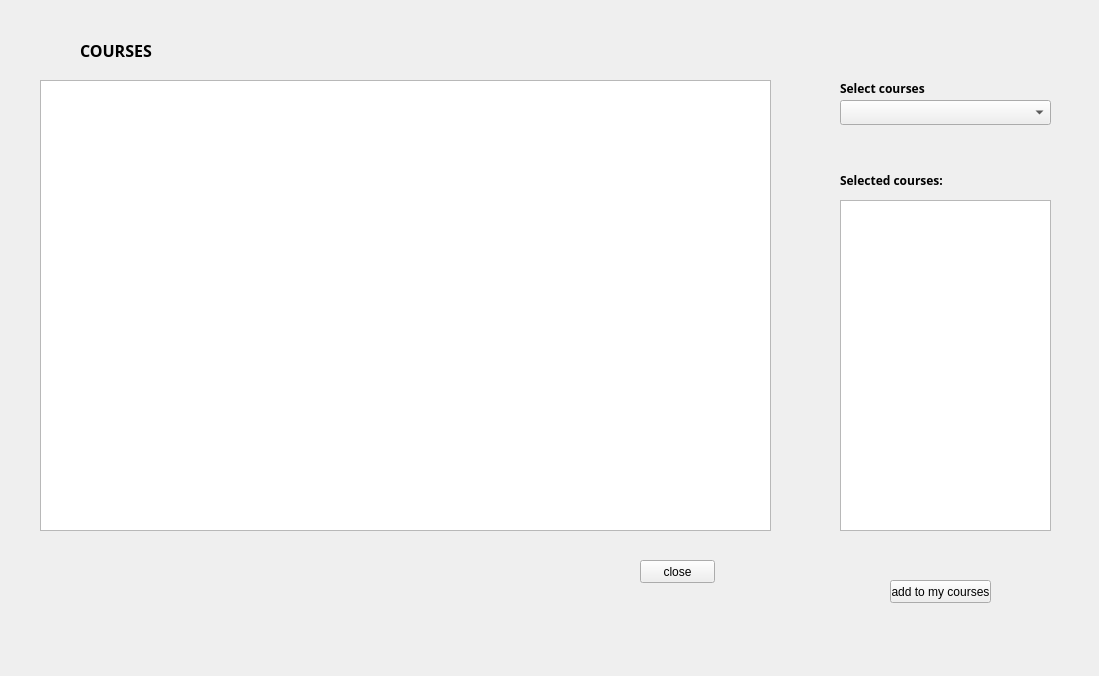
Before: the Qt Designer form courseswidgetstudent.ui in casalete/ErasmusIo, drawn with Qt 5.
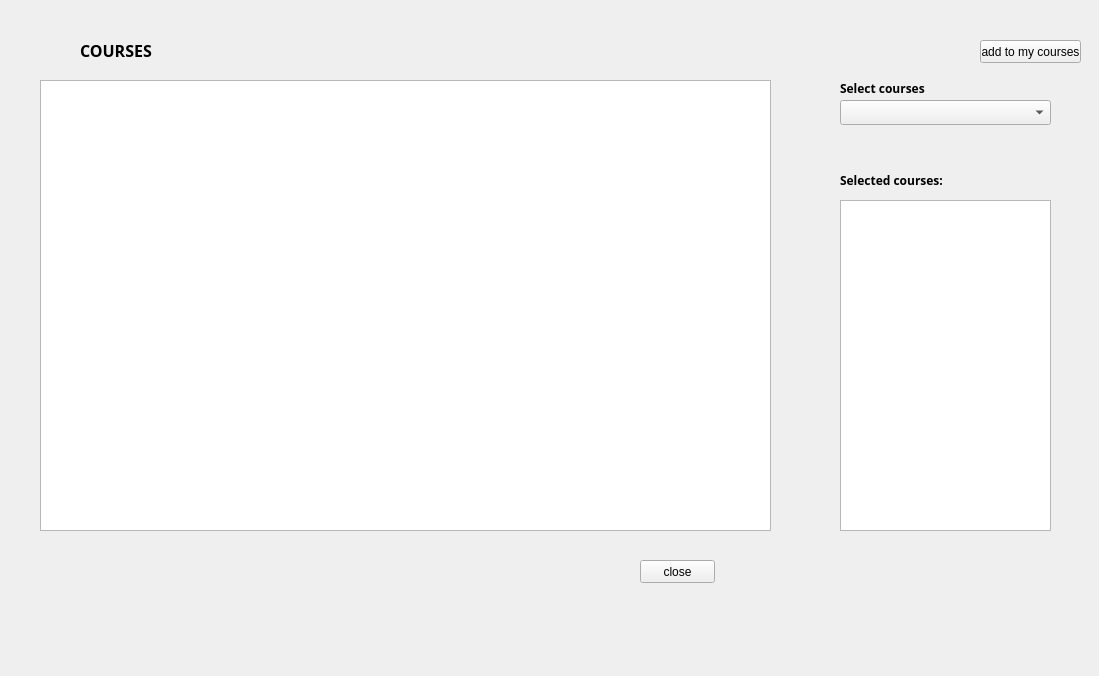
After: the same form once the commit is applied. Icons and pictures are not drawn.

```diff
--- a/courseswidgetstudent.ui
+++ b/courseswidgetstudent.ui
@@ -132,8 +132,8 @@
   <widget class="QPushButton" name="pushButton">
    <property name="geometry">
     <rect>
-     <x>890</x>
-     <y>580</y>
+     <x>980</x>
+     <y>40</y>
      <width>101</width>
      <height>23</height>
     </rect>
```
